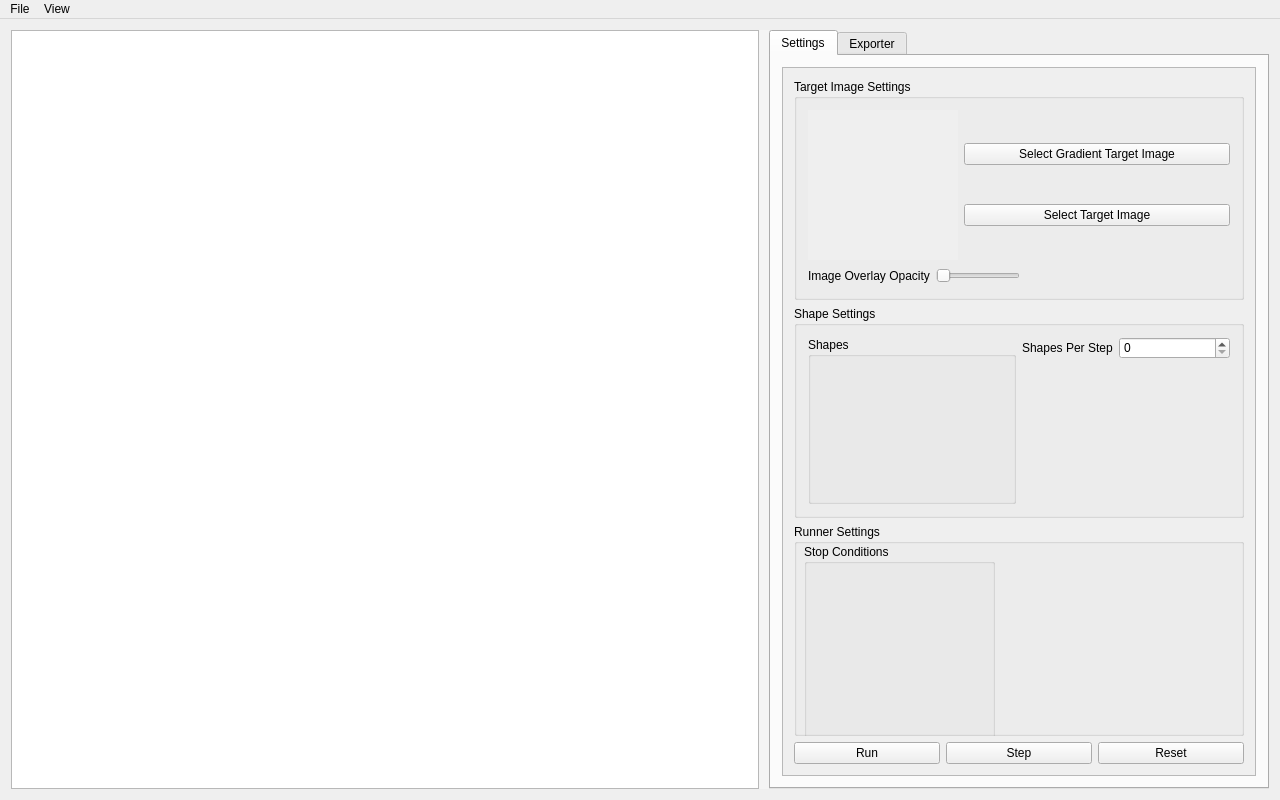
First picture: the form in Geometrize/dialog/imagejobwindow.ui, repository Tw1ddle/geometrize, before the edit.
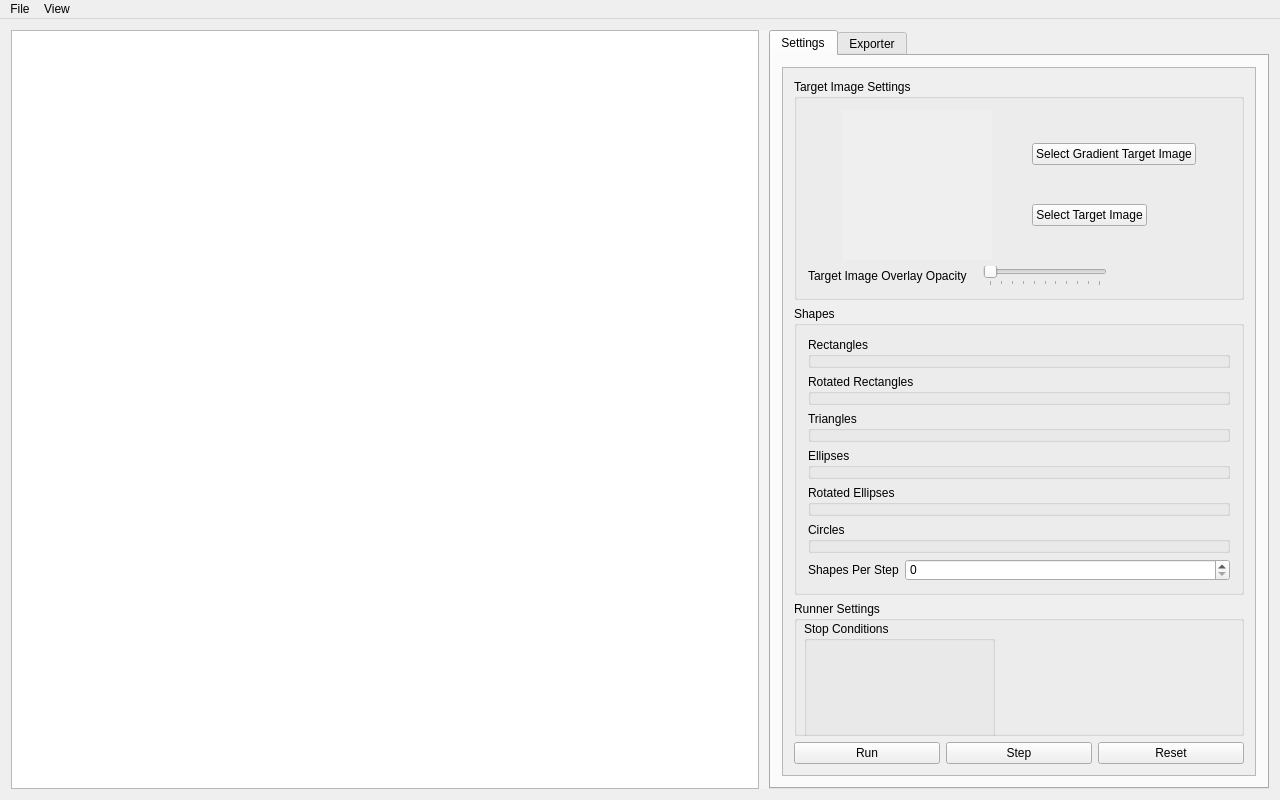
Second picture: the form after the edit. Custom widgets are drawn as their Qt base class.

Commit message: Add opacity slider to image job, other minor tweaks

```diff
--- a/Geometrize/dialog/imagejobwindow.ui
+++ b/Geometrize/dialog/imagejobwindow.ui
@@ -162,15 +162,49 @@
                 </sizepolicy>
                </property>
                <property name="title">
-                <string>Shape Settings</string>
+                <string>Shapes</string>
                </property>
-               <layout class="QHBoxLayout" name="horizontalLayout_3">
+               <layout class="QVBoxLayout" name="verticalLayout_18">
                 <item>
-                 <widget class="QGroupBox" name="shapesGroupBox">
+                 <widget class="QGroupBox" name="rectanglesGroupBox">
                   <property name="title">
-                   <string>Shapes</string>
+                   <string>Rectangles</string>
                   </property>
-                  <layout class="QGridLayout" name="gridLayout"/>
+                 </widget>
+                </item>
+                <item>
+                 <widget class="QGroupBox" name="rotatedRectanglesGroupBox">
+                  <property name="title">
+                   <string>Rotated Rectangles</string>
+                  </property>
+                 </widget>
+                </item>
+                <item>
+                 <widget class="QGroupBox" name="trianglesGroupBox">
+                  <property name="title">
+                   <string>Triangles</string>
+                  </property>
+                 </widget>
+                </item>
+                <item>
+                 <widget class="QGroupBox" name="ellipsesGroupBox">
+                  <property name="title">
+                   <string>Ellipses</string>
+                  </property>
+                 </widget>
+                </item>
+                <item>
+                 <widget class="QGroupBox" name="rotatedEllipsesGroupBox">
+                  <property name="title">
+                   <string>Rotated Ellipses</string>
+                  </property>
+                 </widget>
+                </item>
+                <item>
+                 <widget class="QGroupBox" name="circlesGroupBox">
+                  <property name="title">
+                   <string>Circles</string>
+                  </property>
                  </widget>
                 </item>
                 <item>
@@ -244,6 +278,12 @@
                    <layout class="QVBoxLayout" name="verticalLayout_2">
                     <item>
                      <widget class="QPushButton" name="pushButton_2">
+                      <property name="sizePolicy">
+                       <sizepolicy hsizetype="Fixed" vsizetype="Fixed">
+                        <horstretch>0</horstretch>
+                        <verstretch>0</verstretch>
+                       </sizepolicy>
+                      </property>
                       <property name="text">
                        <string>Select Gradient Target Image</string>
                       </property>
@@ -251,6 +291,12 @@
                     </item>
                     <item>
                      <widget class="QPushButton" name="pushButton">
+                      <property name="sizePolicy">
+                       <sizepolicy hsizetype="Fixed" vsizetype="Fixed">
+                        <horstretch>0</horstretch>
+                        <verstretch>0</verstretch>
+                       </sizepolicy>
+                      </property>
                       <property name="text">
                        <string>Select Target Image</string>
                       </property>
@@ -264,22 +310,50 @@
                  <layout class="QHBoxLayout" name="horizontalLayout">
                   <item>
                    <widget class="QLabel" name="label_2">
+                    <property name="sizePolicy">
+                     <sizepolicy hsizetype="Fixed" vsizetype="Preferred">
+                      <horstretch>0</horstretch>
+                      <verstretch>0</verstretch>
+                     </sizepolicy>
+                    </property>
                     <property name="text">
-                     <string>Image Overlay Opacity</string>
+                     <string>Target Image Overlay Opacity</string>
                     </property>
                    </widget>
                   </item>
                   <item>
-                   <widget class="QSlider" name="horizontalSlider">
+                   <spacer name="horizontalSpacer_2">
+                    <property name="orientation">
+                     <enum>Qt::Horizontal</enum>
+                    </property>
+                    <property name="sizeType">
+                     <enum>QSizePolicy::Fixed</enum>
+                    </property>
+                    <property name="sizeHint" stdset="0">
+                     <size>
+                      <width>10</width>
+                      <height>20</height>
+                     </size>
+                    </property>
+                   </spacer>
+                  </item>
+                  <item>
+                   <widget class="QSlider" name="targetOpacitySlider">
                     <property name="sizePolicy">
-                     <sizepolicy hsizetype="Fixed" vsizetype="Fixed">
+                     <sizepolicy hsizetype="Expanding" vsizetype="Fixed">
                       <horstretch>0</horstretch>
                       <verstretch>0</verstretch>
                      </sizepolicy>
                     </property>
+                    <property name="maximum">
+                     <number>100</number>
+                    </property>
                     <property name="orientation">
                      <enum>Qt::Horizontal</enum>
                     </property>
+                    <property name="tickPosition">
+                     <enum>QSlider::TicksBelow</enum>
+                    </property>
                    </widget>
                   </item>
                   <item>
@@ -287,9 +361,12 @@
                     <property name="orientation">
                      <enum>Qt::Horizontal</enum>
                     </property>
+                    <property name="sizeType">
+                     <enum>QSizePolicy::Expanding</enum>
+                    </property>
                     <property name="sizeHint" stdset="0">
                      <size>
-                      <width>40</width>
+                      <width>100</width>
                       <height>20</height>
                      </size>
                     </property>
```
The commit also changes 6 other files.
